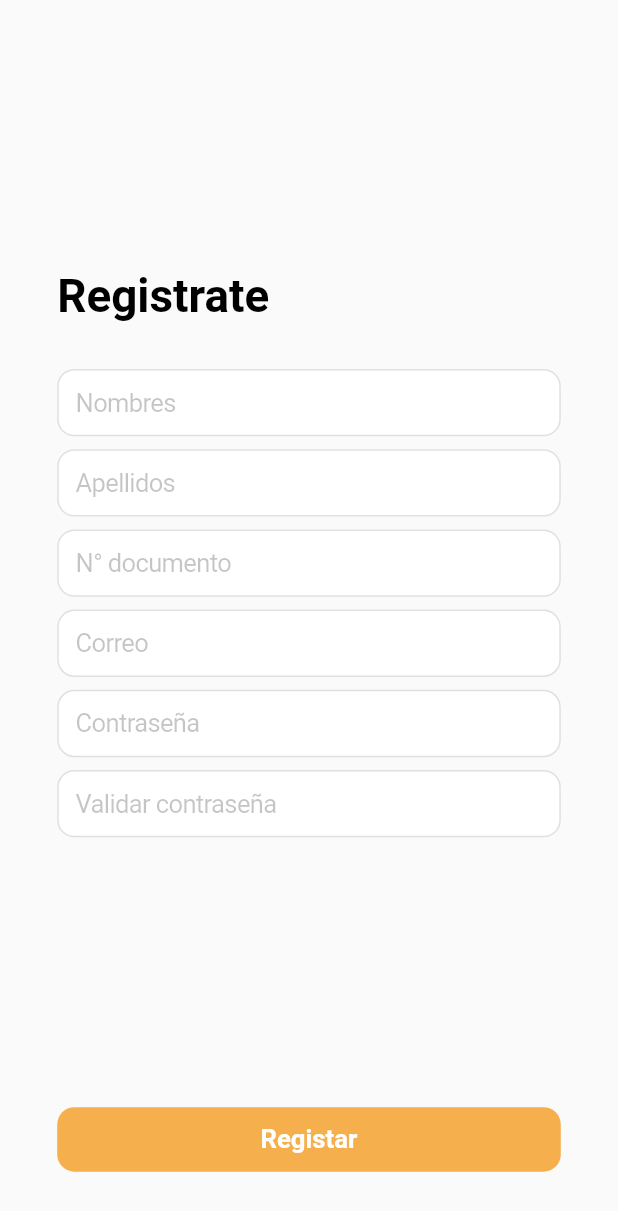
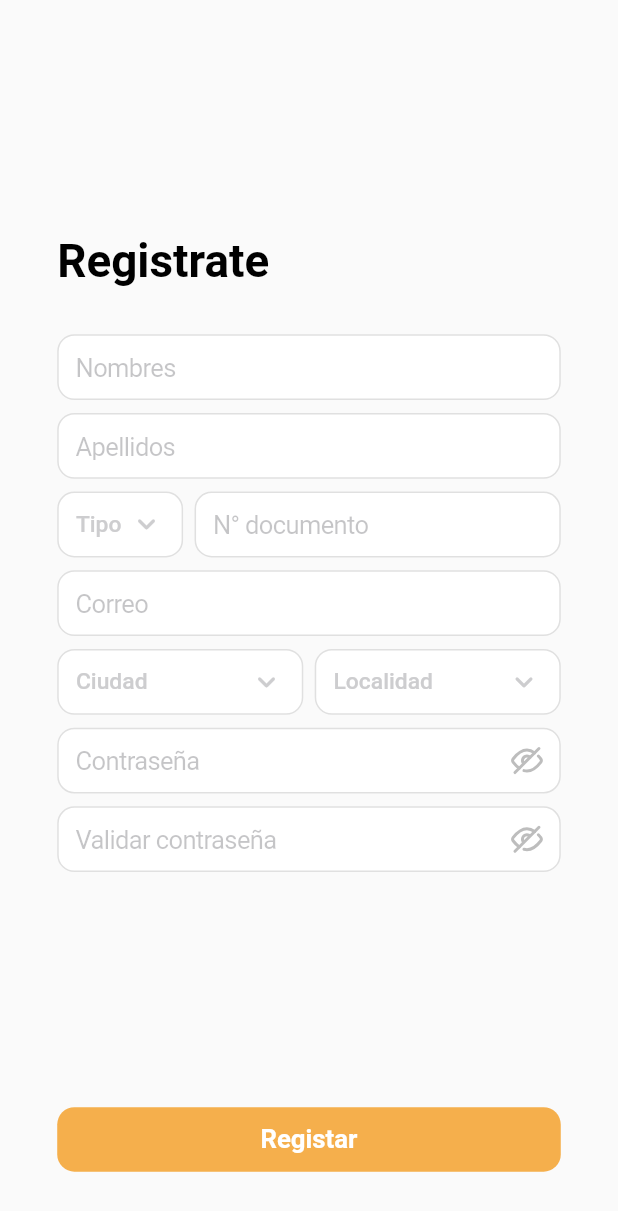
Before and after one commit to Isteev/app_donation, a Flutter app: the screen it shows after launch, after a tap on "Registrarse", on a phone screen of 412 x 824 dp. Shown: the top 1211 px of the screen. Run offline on Flutter 3.47's test engine with Material 2 defaults, Android fonts, the phone set to English and light mode, and no system bars; our stand-ins replace dio, flutter_dotenv, flutter_screenutil, flutter_svg, get; network calls fail.

Commit message:
form select cities locaties and document type

```diff
--- /dev/null
+++ b/lib/app/core/api/cities_service.dart
@@ -0,0 +1,37 @@
+import 'package:adoption_app/app/core/models/cities_model.dart';
+import 'package:adoption_app/app/core/models/localities_model.dart';
+import 'package:adoption_app/app/core/models/response_model.dart';
+import 'package:dio/dio.dart';
+import 'package:flutter_dotenv/flutter_dotenv.dart';
+
+class CitiesService {
+  String path = "${dotenv.env['PETS_URL_API']}";
+
+  Future<ResponseModel<List<CitiesModel>>> getCities() async {
+    try {
+      Response response = await Dio().get("$path/cities");
+
+      return ResponseModel(
+          message: "percho",
+          result: (response.data as List)
+              .map((e) => CitiesModel.fromJson(e))
+              .toList());
+    } catch (e) {
+      return ResponseModel(error: true, message: e.toString());
+    }
+  }
+
+  Future<ResponseModel<List<LoaclitiesModel>>> getLocalities() async {
+    try {
+      Response response = await Dio().get("$path/localities");
+
+      return ResponseModel(
+          message: "percho",
+          result: (response.data as List)
+              .map((e) => LoaclitiesModel.fromJson(e))
+              .toList());
+    } catch (e) {
+      return ResponseModel(error: true, message: e.toString());
+    }
+  }
+}
--- a/lib/app/core/api/oauth.dart
+++ b/lib/app/core/api/oauth.dart
@@ -1,3 +1,4 @@
+import 'package:adoption_app/app/core/models/document_type_model.dart';
 import 'package:adoption_app/app/core/models/response_model.dart';
 import 'package:adoption_app/app/core/models/user_model.dart';
 import 'package:dio/dio.dart';
@@ -38,4 +39,16 @@ class OauthService {
       return ResponseModel(error: true, message: e.toString());
     }
   }
+
+  Future<ResponseModel<List<DocumentTypeModel>>> getDocumentType() async {
+    try {
+      Response response = await Dio().get("${dotenv.env['PETS_URL_API']}/document-types");
+
+      return ResponseModel(
+            message: "success", result: (response.data as List).map((e) => DocumentTypeModel.fromJson(e)).toList());
+
+    } catch (e) {
+      return ResponseModel(error: true, message: e.toString());
+    }
+  }
 }
--- /dev/null
+++ b/lib/app/core/global/global_controller.dart
@@ -0,0 +1,11 @@
+import 'package:adoption_app/app/core/models/cities_model.dart';
+import 'package:adoption_app/app/core/models/document_type_model.dart';
+import 'package:adoption_app/app/core/models/localities_model.dart';
+import 'package:get/get_state_manager/get_state_manager.dart';
+
+class GlobalController extends GetxController {
+  List<DocumentTypeModel> docTypes = [];
+  List<CitiesModel> cities = [];
+  List<LoaclitiesModel> localities = [];
+
+}
--- /dev/null
+++ b/lib/app/core/models/cities_model.dart
@@ -0,0 +1,33 @@
+// To parse this JSON data, do
+//
+//     final citiesModel = citiesModelFromJson(jsonString);
+
+import 'dart:convert';
+
+CitiesModel citiesModelFromJson(String str) => CitiesModel.fromJson(json.decode(str));
+
+String citiesModelToJson(CitiesModel data) => json.encode(data.toJson());
+
+class CitiesModel {
+    CitiesModel({
+        required this.id,
+        required this.name,
+        required this.countryId,
+    });
+
+    final int id;
+    final String name;
+    final int countryId;
+
+    factory CitiesModel.fromJson(Map<String, dynamic> json) => CitiesModel(
+        id: json["id"],
+        name: json["name"],
+        countryId: json["country_id"],
+    );
+
+    Map<String, dynamic> toJson() => {
+        "id": id,
+        "name": name,
+        "country_id": countryId,
+    };
+}
--- /dev/null
+++ b/lib/app/core/models/document_type_model.dart
@@ -0,0 +1,33 @@
+// To parse this JSON data, do
+//
+//     final documentTypeModel = documentTypeModelFromJson(jsonString);
+
+import 'dart:convert';
+
+DocumentTypeModel documentTypeModelFromJson(String str) => DocumentTypeModel.fromJson(json.decode(str));
+
+String documentTypeModelToJson(DocumentTypeModel data) => json.encode(data.toJson());
+
+class DocumentTypeModel {
+    DocumentTypeModel({
+        required this.id,
+        required this.name,
+        required this.externalCode,
+    });
+
+    final int id;
+    final String name;
+    final String externalCode;
+
+    factory DocumentTypeModel.fromJson(Map<String, dynamic> json) => DocumentTypeModel(
+        id: json["id"],
+        name: json["name"],
+        externalCode: json["external_code"],
+    );
+
+    Map<String, dynamic> toJson() => {
+        "id": id,
+        "name": name,
+        "external_code": externalCode,
+    };
+}
--- /dev/null
+++ b/lib/app/core/models/localities_model.dart
@@ -0,0 +1,33 @@
+// To parse this JSON data, do
+//
+//     final loaclitiesModel = loaclitiesModelFromJson(jsonString);
+
+import 'dart:convert';
+
+LoaclitiesModel loaclitiesModelFromJson(String str) => LoaclitiesModel.fromJson(json.decode(str));
+
+String loaclitiesModelToJson(LoaclitiesModel data) => json.encode(data.toJson());
+
+class LoaclitiesModel {
+    LoaclitiesModel({
+        required this.id,
+        required this.name,
+        required this.cityId,
+    });
+
+    final int id;
+    final String name;
+    final int cityId;
+
+    factory LoaclitiesModel.fromJson(Map<String, dynamic> json) => LoaclitiesModel(
+        id: json["id"],
+        name: json["name"],
+        cityId: json["city_id"],
+    );
+
+    Map<String, dynamic> toJson() => {
+        "id": id,
+        "name": name,
+        "city_id": cityId,
+    };
+}
--- /dev/null
+++ b/lib/app/core/models/select_model.dart
@@ -0,0 +1,29 @@
+// To parse this JSON data, do
+//
+//     final selectModel = selectModelFromJson(jsonString);
+
+import 'dart:convert';
+
+SelectModel selectModelFromJson(String str) => SelectModel.fromJson(json.decode(str));
+
+String selectModelToJson(SelectModel data) => json.encode(data.toJson());
+
+class SelectModel {
+    SelectModel({
+        required this.id,
+        required this.value,
+    });
+
+    final String id;
+    final String value;
+
+    factory SelectModel.fromJson(Map<String, dynamic> json) => SelectModel(
+        id: json["id"],
+        value: json["value"],
+    );
+
+    Map<String, dynamic> toJson() => {
+        "id": id,
+        "value": value,
+    };
+}
--- a/lib/app/pages/login/login_page.dart
+++ b/lib/app/pages/login/login_page.dart
@@ -34,6 +34,7 @@ class LoginPage extends StatelessWidget {
                   onChage: (val) {
                     _.pass = val;
                   },
+                  pass: true,
                 ),
                 const Spacer(),
                 CustomButton(
--- a/lib/app/pages/register/register_controller.dart
+++ b/lib/app/pages/register/register_controller.dart
@@ -1,12 +1,31 @@
 import 'package:adoption_app/app/core/api/oauth.dart';
+import 'package:adoption_app/app/core/global/global_controller.dart';
 import 'package:adoption_app/app/core/models/response_model.dart';
+import 'package:adoption_app/app/core/models/select_model.dart';
 import 'package:adoption_app/app/core/models/user_model.dart';
 import 'package:adoption_app/app/routes/app_pages.dart';
 import 'package:get/get.dart';
-import 'package:get/get_state_manager/get_state_manager.dart';
 
 class RegisterController extends GetxController {
   OauthService oauthService = OauthService();
+  GlobalController globalController = Get.find();
+
+  List<SelectModel> itemsDocType = [];
+  List<SelectModel> itemsCities = [];
+  List<SelectModel> itemsLoaclities = [];
+
+  @override
+  void onInit() {
+    super.onInit();
+
+    itemsDocType = globalController.docTypes
+        .map((e) => SelectModel(id: e.id.toString(), value: e.externalCode))
+        .toList();
+
+    itemsCities = globalController.cities
+        .map((e) => SelectModel(id: e.id.toString(), value: e.name))
+        .toList();
+  }
 
   String firstName = "";
   String lastName = "";
@@ -14,6 +33,7 @@ class RegisterController extends GetxController {
   String password = "";
   String password2 = "";
   String documentNumber = "";
+  String documentType = "";
 
   register() async {
     if (password != password2) {
@@ -31,15 +51,23 @@ class RegisterController extends GetxController {
         countryId: 1,
         documentTypeId: 1);
 
-    ResponseModel response = await oauthService.register(user.toJson(), password);
+    ResponseModel response =
+        await oauthService.register(user.toJson(), password);
 
     if (response.error) {
       Get.snackbar("Error", response.message!);
-      print(response.message);
-
       return;
     }
 
     Get.offAllNamed(AppRoutes.home);
   }
+
+  getLocalities(int id) {
+    itemsLoaclities = globalController.localities
+        .where((element) => element.cityId == id)
+        .map((e) => SelectModel(id: e.id.toString(), value: e.name))
+        .toList();
+
+    update(['localities']);
+  }
 }
--- a/lib/app/pages/register/register_page.dart
+++ b/lib/app/pages/register/register_page.dart
@@ -2,6 +2,7 @@ import 'package:adoption_app/app/pages/register/register_controller.dart';
 import 'package:adoption_app/app/routes/app_pages.dart';
 import 'package:adoption_app/app/widgets/custom_button.dart';
 import 'package:adoption_app/app/widgets/custom_input.dart';
+import 'package:adoption_app/app/widgets/custom_select.dart';
 import 'package:flutter/material.dart';
 import 'package:flutter_screenutil/flutter_screenutil.dart';
 import 'package:get/get.dart';
@@ -40,11 +41,25 @@ class RegisterPage extends StatelessWidget {
                     _.lastName = val;
                   }),
               20.verticalSpace,
-              CustomInput(
+              Row(
+                children: [
+                  CustomSelect(
+                    placeholder: "Tipo",
+                    items: _.itemsDocType,
+                    onSelected: (val) {
+                      _.documentType = val;
+                    },
+                  ),
+                  20.horizontalSpace,
+                  Expanded(
+                    child: CustomInput(
                         placeholder: "N° documento",
                         onChage: (val) {
                           _.documentNumber = val;
                         }),
+                  ),
+                ],
+              ),
               20.verticalSpace,
               CustomInput(
                   placeholder: "Correo",
@@ -52,17 +67,45 @@ class RegisterPage extends StatelessWidget {
                     _.email = val;
                   }),
               20.verticalSpace,
+              Row(
+                children: [
+                  Expanded(
+                      child: CustomSelect(
+                    items: _.itemsCities,
+                    placeholder: "Ciudad",
+                    onSelected: (val) {
+                      _.getLocalities(int.parse(val));
+                    },
+                  )),
+                  20.horizontalSpace,
+                  GetBuilder<RegisterController>(
+                    id: "localities",
+                    builder: (_) {
+                    return Expanded(
+                        child: CustomSelect(
+                      items: _.itemsLoaclities,
+                      placeholder: "Localidad",
+                      onSelected: (val) {},
+                    ));
+                  })
+                ],
+              ),
+              20.verticalSpace,
               CustomInput(
                 placeholder: "Contraseña",
                 onChage: (val) {
                   _.password = val;
-                  }),
+                },
+                pass: true,
+              ),
               20.verticalSpace,
               CustomInput(
                 placeholder: "Validar contraseña",
                 onChage: (val) {
                   _.password2 = val;
-                  }),
+                },
+                pass: true,
+              ),
               const Spacer(),
               CustomButton(
                   label: 'Registar',
--- /dev/null
+++ b/lib/app/pages/splash/splash_bindings.dart
@@ -0,0 +1,11 @@
+import 'package:adoption_app/app/core/global/global_controller.dart';
+import 'package:adoption_app/app/pages/splash/splash_controller.dart';
+import 'package:get/instance_manager.dart';
+
+class SplashBindigs implements Bindings {
+  @override
+  void dependencies() {
+    Get.lazyPut<SplashController>(() => SplashController());
+
+  }
+}
--- /dev/null
+++ b/lib/app/pages/splash/splash_controller.dart
@@ -0,0 +1,49 @@
+import 'package:adoption_app/app/core/api/cities_service.dart';
+import 'package:adoption_app/app/core/api/oauth.dart';
+import 'package:adoption_app/app/core/global/global_controller.dart';
+import 'package:adoption_app/app/core/models/cities_model.dart';
+import 'package:adoption_app/app/core/models/localities_model.dart';
+import 'package:adoption_app/app/core/models/response_model.dart';
+import 'package:adoption_app/app/routes/app_pages.dart';
+import 'package:get/get.dart';
+
+class SplashController extends GetxController {
+  OauthService oauthService = OauthService();
+  CitiesService citiesService = CitiesService();
+
+  GlobalController globalController = Get.find();
+
+  @override
+  void onInit() async {
+    super.onInit();
+
+    getDocumentTypes();
+    getCities();
+    getLoacalities();
+    Future.delayed(const Duration(milliseconds: 500), () {
+      Get.offNamed(AppRoutes.login);
+    });
+  }
+
+  getDocumentTypes() async {
+    ResponseModel response = await oauthService.getDocumentType();
+    if (!response.error) {
+      globalController.docTypes = response.result;
+    }
+  }
+
+  getCities() async {
+    ResponseModel<List<CitiesModel>> response = await citiesService.getCities();
+    if (!response.error) {
+      globalController.cities = response.result!;
+    }
+  }
+
+  getLoacalities() async {
+    ResponseModel<List<LoaclitiesModel>> response =
+        await citiesService.getLocalities();
+    if (!response.error) {
+      globalController.localities = response.result!;
+    }
+  }
+}
--- /dev/null
+++ b/lib/app/pages/splash/splash_page.dart
@@ -0,0 +1,24 @@
+import 'package:adoption_app/app/pages/splash/splash_controller.dart';
+import 'package:flutter/material.dart';
+import 'package:get/get_state_manager/get_state_manager.dart';
+
+class SplashPage extends StatelessWidget {
+  const SplashPage({super.key});
+
+  @override
+  Widget build(BuildContext context) {
+    return Scaffold(
+      body: GetBuilder<SplashController>(
+        builder: (_) {
+          return SizedBox(
+              width: MediaQuery.of(context).size.width,
+              child: Column(
+                crossAxisAlignment: CrossAxisAlignment.center,
+                mainAxisAlignment: MainAxisAlignment.center,
+                children: [Text("Splash")],
+              ));
+        }
+      ),
+    );
+  }
+}
--- a/lib/app/routes/app_pages.dart
+++ b/lib/app/routes/app_pages.dart
@@ -4,6 +4,8 @@ import 'package:adoption_app/app/pages/login/login_bindings.dart';
 import 'package:adoption_app/app/pages/login/login_page.dart';
 import 'package:adoption_app/app/pages/register/register_bindings.dart';
 import 'package:adoption_app/app/pages/register/register_page.dart';
+import 'package:adoption_app/app/pages/splash/splash_bindings.dart';
+import 'package:adoption_app/app/pages/splash/splash_page.dart';
 import 'package:get/route_manager.dart';
 
 part './app_routes.dart';
@@ -21,6 +23,10 @@ abstract class AppPages {
     GetPage(
         name: AppRoutes.register,
         page: () => const RegisterPage(),
-        binding: RegisterBindings())
+        binding: RegisterBindings()),
+        GetPage(
+        name: AppRoutes.spalsh,
+        page: () => const SplashPage(),
+        binding: SplashBindigs())
   ];
 }
--- a/lib/app/routes/app_routes.dart
+++ b/lib/app/routes/app_routes.dart
@@ -1,6 +1,7 @@
 part of './app_pages.dart';
 
 abstract class AppRoutes {
+  static const spalsh = '/splash';
   static const login = '/login';
   static const register = '/register';
   static const home = '/home';
--- a/lib/app/widgets/custom_input.dart
+++ b/lib/app/widgets/custom_input.dart
@@ -1,24 +1,33 @@
 import 'package:flutter/cupertino.dart';
 import 'package:flutter/material.dart';
 import 'package:flutter_screenutil/flutter_screenutil.dart';
+import 'package:flutter_svg/svg.dart';
+import 'package:get/state_manager.dart';
 
 class CustomInput extends StatelessWidget {
-  const CustomInput({
-    Key? key,
+  const CustomInput(
+      {Key? key,
       required this.placeholder,
       required this.onChage,
       this.suffix,
       this.borderRadius,
-  }) : super(key: key);
+      this.pass = false})
+      : super(key: key);
 
   final String placeholder;
   final Function(String) onChage;
   final BorderRadius? borderRadius;
   final Widget? suffix;
+  final bool pass;
 
   @override
   Widget build(BuildContext context) {
-    return CupertinoTextField(
+    RxBool show = pass.obs;
+
+    return Obx(() {
+        return SizedBox(
+          height: 115.r,
+          child: CupertinoTextField(
             decoration: BoxDecoration(
                 borderRadius: borderRadius ?? BorderRadius.circular(30).r,
                 color: Colors.white,
@@ -28,9 +37,19 @@ class CustomInput extends StatelessWidget {
             onChanged: (val) => onChage(val),
 
             //extra
+            obscureText: show.value,
 
             //icons
-      suffix: suffix,
+            suffix: suffix ?? (pass ? Padding(
+              padding: const EdgeInsets.only(right: 25).r,
+              child: GestureDetector(
+                    onTap: () => show.value = !show.value ,
+                    child: SvgPicture.asset( show.value? "assets/icons/close_eye.svg": "assets/icons/open_eye.svg", color: Colors.black26,),
+                  ),
+            ): Container() ),
+          ),
+        );
+      }
     );
   }
 }
--- /dev/null
+++ b/lib/app/widgets/custom_select.dart
@@ -0,0 +1,159 @@
+import 'package:adoption_app/app/core/models/select_model.dart';
+import 'package:flutter/material.dart';
+import 'package:flutter_screenutil/flutter_screenutil.dart';
+import 'package:get/get.dart';
+
+class CustomSelect extends StatelessWidget {
+  const CustomSelect(
+      {Key? key,
+      required this.placeholder,
+      this.width,
+      this.modalTitle = "Seleccione una",
+      required this.items, required this.onSelected})
+      : super(key: key);
+
+  final String placeholder;
+  final String modalTitle;
+  final List<SelectModel> items;
+  final double? width;
+  final Function(String) onSelected;
+
+  @override
+  Widget build(BuildContext context) {
+    RxString selected = "".obs;
+
+    return GestureDetector(
+      onTap: () {
+        Get.bottomSheet(CustomSelectSheet(
+          modalTitle: modalTitle,
+          items: items,
+          selected: selected,
+          onSelected: onSelected,
+        ));
+      },
+      child: Container(
+        height: 115.r,
+        width: width ?? 220.r,
+        decoration: BoxDecoration(
+            borderRadius: BorderRadius.circular(30).r,
+            color: Colors.white,
+            border: Border.all(color: Colors.black12)),
+        padding: const EdgeInsets.symmetric(horizontal: 30, vertical: 20).r,
+        child: Row(
+          crossAxisAlignment: CrossAxisAlignment.center,
+          mainAxisAlignment: MainAxisAlignment.spaceBetween,
+          children: [
+            Obx(() {
+              return Flexible(
+                child: Text(
+                  selected.value != "" ? selected.value : placeholder,
+                  style: TextStyle(
+                      fontSize: 40.r,
+                      fontWeight: FontWeight.w500,
+                      color: selected.value != ""
+                          ? Colors.black
+                          : const Color.fromRGBO(205, 205, 207, 1)),
+                  maxLines: 1,
+                ),
+              );
+            }),
+            const Icon(
+              Icons.keyboard_arrow_down_rounded,
+              color: Color.fromRGBO(205, 205, 207, 1),
+            )
+          ],
+        ),
+      ),
+    );
+  }
+}
+
+class CustomSelectSheet extends StatelessWidget {
+  const CustomSelectSheet({
+    Key? key,
+    required this.modalTitle,
+    required this.items,
+    required this.selected,
+    required this.onSelected,
+  }) : super(key: key);
+
+  final String modalTitle;
+  final List<SelectModel> items;
+  final RxString selected;
+  final Function(String) onSelected;
+
+  @override
+  Widget build(BuildContext context) {
+    return Container(
+      constraints: BoxConstraints(maxHeight: 700.r),
+      decoration: BoxDecoration(
+          borderRadius: const BorderRadius.only(
+                  topLeft: Radius.circular(30), topRight: Radius.circular(30))
+              .r,
+          color: Colors.white,
+          border: Border.all(color: Colors.black12)),
+      padding: const EdgeInsets.symmetric(horizontal: 100, vertical: 50).r,
+      child: Column(
+        children: [
+          Align(
+            alignment: Alignment.centerLeft,
+            child: Text(
+              modalTitle,
+              style: TextStyle(
+                  color: Colors.black,
+                  fontSize: 45.r,
+                  fontWeight: FontWeight.w500),
+            ),
+          ),
+          20.verticalSpace,
+          Expanded(
+            child: items.isNotEmpty?  SingleChildScrollView(
+            child: Obx(() {
+              return Column(
+                children: items
+                    .map((e) => GestureDetector(
+                          onTap: () {
+                            selected.value = e.value;
+                            onSelected(e.id);
+                            Future.delayed(const Duration(milliseconds: 150),
+                                () => Get.back());
+                          },
+                          child: Container(
+                              width: 400.r,
+                              decoration: BoxDecoration(
+                                  color: selected.value == e.value
+                                      ? const Color(0xFF33e3ff).withOpacity(0.2)
+                                      : Colors.white,
+                                  border: Border.all(
+                                    color: Colors.black12,
+                                  ),
+                                  borderRadius: BorderRadius.circular(30).r),
+                              padding: const EdgeInsets.symmetric(
+                                      vertical: 20, horizontal: 100)
+                                  .r,
+                              margin:
+                                  const EdgeInsets.symmetric(vertical: 10).r,
+                              alignment: Alignment.center,
+                              child: Text(
+                                e.value,
+                                style: TextStyle(
+                                    color: selected.value == e.value
+                                        ? Colors.black
+                                        : const Color.fromRGBO(
+                                            205, 205, 207, 1),
+                                    fontWeight: FontWeight.w500,
+                                    fontSize: 40.r),
+                              )),
+                        ))
+                    .toList(),
+              );
+            }),
+          ):  Align(
+            alignment: Alignment.center,
+            child: Text("No hay Datos", style: TextStyle(fontSize: 50.w),),
+          ))
+        ],
+      ),
+    );
+  }
+}
--- a/lib/main.dart
+++ b/lib/main.dart
@@ -1,3 +1,5 @@
+import 'package:adoption_app/app/core/global/global_controller.dart';
+import 'package:adoption_app/app/pages/splash/splash_bindings.dart';
 import 'package:adoption_app/app/routes/app_pages.dart';
 import 'package:flutter/material.dart';
 import 'package:flutter_dotenv/flutter_dotenv.dart';
@@ -18,10 +20,12 @@ class MyApp extends StatelessWidget {
     return ScreenUtilInit(
         designSize: const Size(1080, 1920),
         builder: (_, __) {
+          GlobalController globalController = Get.put(GlobalController());
           return GetMaterialApp(
             debugShowCheckedModeBanner: false,
             getPages: AppPages.pages,
-            initialRoute: AppRoutes.login,
+            initialRoute: AppRoutes.spalsh,
+            initialBinding: SplashBindigs(),
           );
         });
   }
```
Also changed, not shown: assets/icons/close_eye.svg (added), assets/icons/open_eye.svg (added). Lines whose indentation alone changed are shown as unchanged.
